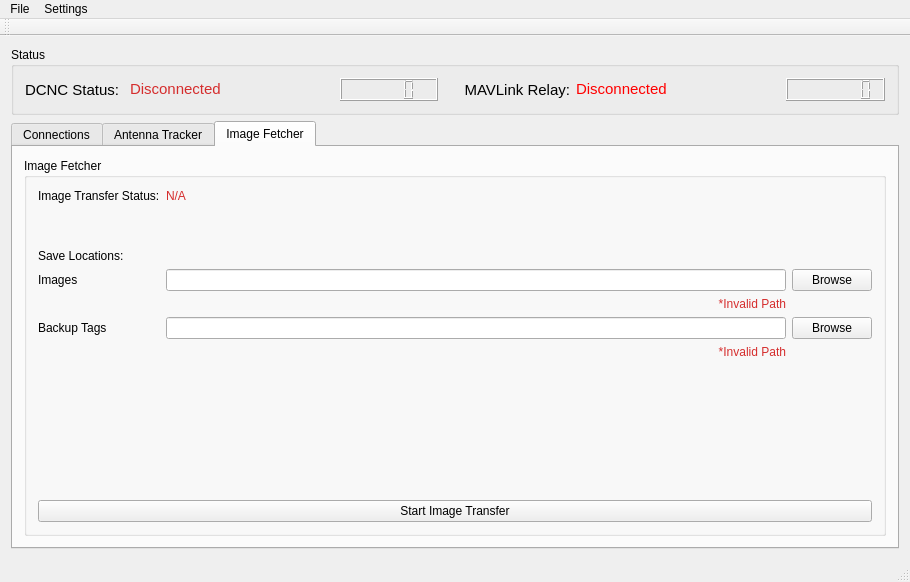
The window that gcomcontroller.ui (ubcuas/GCOM) describes before a commit, drawn with Qt 5.
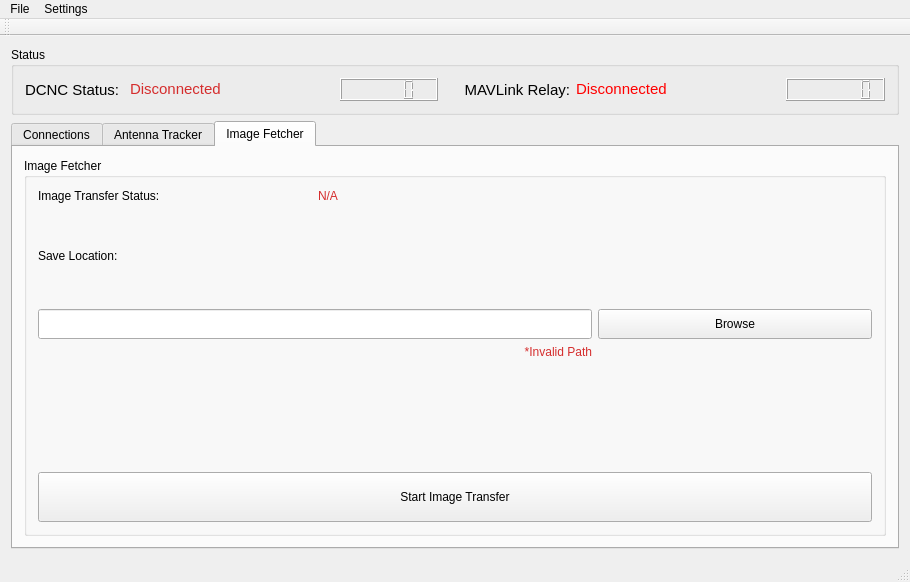
The same window after the commit. The open tabs and pages were chosen to show the change.

Commit message: Tested folder path regex for all os

What changed in the file:
```diff
--- a/gcomcontroller.ui
+++ b/gcomcontroller.ui
@@ -554,9 +554,22 @@
           <property name="title">
            <string>Image Fetcher</string>
           </property>
-          <layout class="QGridLayout" name="gridLayout_2" rowstretch="0,0,0,0,0,0,0,0,0">
-           <item row="4" column="1">
-            <widget class="QLabel" name="fetcherPathImagesInvalidLabel">
+          <layout class="QGridLayout" name="gridLayout_2" rowstretch="0,0,0,0,0,0,0,0">
+           <item row="4" column="0" colspan="2">
+            <widget class="QLineEdit" name="fetcherPathField">
+             <property name="enabled">
+              <bool>true</bool>
+             </property>
+             <property name="sizePolicy">
+              <sizepolicy hsizetype="Preferred" vsizetype="Preferred">
+               <horstretch>0</horstretch>
+               <verstretch>0</verstretch>
+              </sizepolicy>
+             </property>
+            </widget>
+           </item>
+           <item row="5" column="1">
+            <widget class="QLabel" name="fetcherPathInvalidLabel">
              <property name="enabled">
               <bool>true</bool>
              </property>
@@ -574,39 +587,6 @@
              </property>
             </widget>
            </item>
-           <item row="5" column="2">
-            <widget class="QPushButton" name="fetcherPathTagsButton">
-             <property name="sizePolicy">
-              <sizepolicy hsizetype="Minimum" vsizetype="Fixed">
-               <horstretch>0</horstretch>
-               <verstretch>0</verstretch>
-              </sizepolicy>
-             </property>
-             <property name="text">
-              <string>Browse</string>
-             </property>
-            </widget>
-           </item>
-           <item row="3" column="1">
-            <widget class="QLineEdit" name="fetcherPathImagesField">
-             <property name="enabled">
-              <bool>true</bool>
-             </property>
-             <property name="sizePolicy">
-              <sizepolicy hsizetype="Preferred" vsizetype="Preferred">
-               <horstretch>0</horstretch>
-               <verstretch>0</verstretch>
-              </sizepolicy>
-             </property>
-            </widget>
-           </item>
-           <item row="0" column="1">
-            <widget class="QLabel" name="fetcherStatusField">
-             <property name="text">
-              <string>&lt;html&gt;&lt;head/&gt;&lt;body&gt;&lt;p&gt;&lt;span style=&quot; color:#d52d2d;&quot;&gt;N/A&lt;/span&gt;&lt;/p&gt;&lt;/body&gt;&lt;/html&gt;</string>
-             </property>
-            </widget>
-           </item>
            <item row="0" column="0">
             <widget class="QLabel" name="fetcherStatusLabel">
              <property name="enabled">
@@ -635,66 +615,33 @@
               </sizepolicy>
              </property>
              <property name="text">
-              <string>Save Locations:</string>
+              <string>Save Location:</string>
              </property>
             </widget>
            </item>
-           <item row="8" column="0" colspan="3">
-            <widget class="QPushButton" name="fetcherImageTransferButton">
-             <property name="sizePolicy">
-              <sizepolicy hsizetype="Preferred" vsizetype="Preferred">
-               <horstretch>0</horstretch>
-               <verstretch>0</verstretch>
-              </sizepolicy>
-             </property>
-             <property name="text">
-              <string>Start Image Transfer</string>
-             </property>
-            </widget>
-           </item>
-           <item row="3" column="2">
-            <widget class="QPushButton" name="fetcherPathImagesButton">
+           <item row="4" column="2">
+            <widget class="QPushButton" name="fetcherPathButton">
              <property name="sizePolicy">
               <sizepolicy hsizetype="Preferred" vsizetype="Fixed">
                <horstretch>0</horstretch>
                <verstretch>0</verstretch>
               </sizepolicy>
              </property>
-             <property name="text">
-              <string>Browse</string>
-             </property>
-            </widget>
-           </item>
-           <item row="3" column="0">
-            <widget class="QLabel" name="fetcherPathImagesLabel">
-             <property name="text">
-              <string>Images</string>
-             </property>
-            </widget>
-           </item>
-           <item row="7" column="0">
-            <spacer name="verticalSpacer_4">
-             <property name="orientation">
-              <enum>Qt::Vertical</enum>
-             </property>
-             <property name="sizeType">
-              <enum>QSizePolicy::Expanding</enum>
-             </property>
-             <property name="sizeHint" stdset="0">
+             <property name="minimumSize">
               <size>
-               <width>20</width>
-               <height>40</height>
+               <width>0</width>
+               <height>30</height>
               </size>
              </property>
-            </spacer>
+             <property name="text">
+              <string>Browse</string>
+             </property>
+            </widget>
            </item>
-           <item row="5" column="1">
-            <widget class="QLineEdit" name="fetcherPathTagsField">
-             <property name="sizePolicy">
-              <sizepolicy hsizetype="Expanding" vsizetype="Preferred">
-               <horstretch>0</horstretch>
-               <verstretch>0</verstretch>
-              </sizepolicy>
+           <item row="0" column="1">
+            <widget class="QLabel" name="fetcherStatusField">
+             <property name="text">
+              <string>&lt;html&gt;&lt;head/&gt;&lt;body&gt;&lt;p&gt;&lt;span style=&quot; color:#d52d2d;&quot;&gt;N/A&lt;/span&gt;&lt;/p&gt;&lt;/body&gt;&lt;/html&gt;</string>
              </property>
             </widget>
            </item>
@@ -715,28 +662,53 @@
             </spacer>
            </item>
            <item row="6" column="1">
-            <widget class="QLabel" name="fetcherPathTagsInvalidLabel">
-             <property name="enabled">
-              <bool>true</bool>
+            <spacer name="verticalSpacer_4">
+             <property name="orientation">
+              <enum>Qt::Vertical</enum>
              </property>
-             <property name="autoFillBackground">
-              <bool>false</bool>
+             <property name="sizeHint" stdset="0">
+              <size>
+               <width>20</width>
+               <height>40</height>
+              </size>
              </property>
-             <property name="text">
-              <string>&lt;html&gt;&lt;head/&gt;&lt;body&gt;&lt;p&gt;&lt;span style=&quot; color:#d52d2d;&quot;&gt;*Invalid Path&lt;/span&gt;&lt;/p&gt;&lt;/body&gt;&lt;/html&gt;</string>
+            </spacer>
+           </item>
+           <item row="7" column="0" colspan="3">
+            <widget class="QPushButton" name="fetcherImageTransferButton">
+             <property name="sizePolicy">
+              <sizepolicy hsizetype="Preferred" vsizetype="Fixed">
+               <horstretch>0</horstretch>
+               <verstretch>0</verstretch>
+              </sizepolicy>
              </property>
-             <property name="alignment">
-              <set>Qt::AlignRight|Qt::AlignTrailing|Qt::AlignVCenter</set>
+             <property name="minimumSize">
+              <size>
+               <width>0</width>
+               <height>50</height>
+              </size>
              </property>
-            </widget>
-           </item>
-           <item row="5" column="0">
-            <widget class="QLabel" name="fetcherPathTagsLabel">
              <property name="text">
-              <string>Backup Tags</string>
+              <string>Start Image Transfer</string>
              </property>
             </widget>
            </item>
+           <item row="3" column="0">
+            <spacer name="verticalSpacer_6">
+             <property name="orientation">
+              <enum>Qt::Vertical</enum>
+             </property>
+             <property name="sizeType">
+              <enum>QSizePolicy::Fixed</enum>
+             </property>
+             <property name="sizeHint" stdset="0">
+              <size>
+               <width>20</width>
+               <height>40</height>
+              </size>
+             </property>
+            </spacer>
+           </item>
           </layout>
          </widget>
         </item>
```
Left out of the diff: 2 changed lines with no effect on the pictures. The commit also changes 6 other files.
